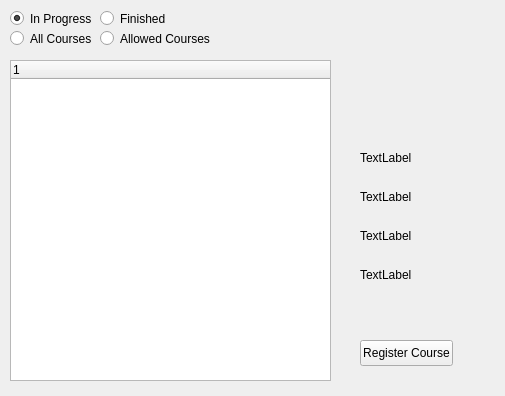
First picture: the form in ViewCourses.ui, repository MIDOKIM/CourseManagement, before the edit.
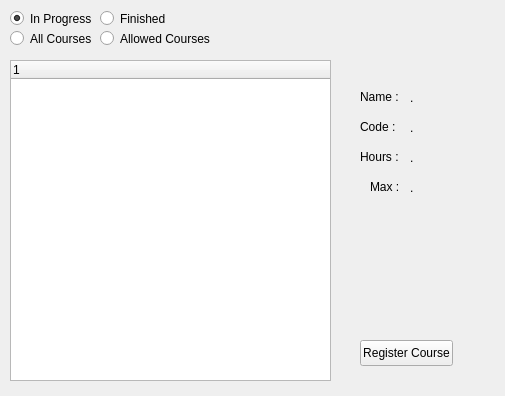
Second picture: the form after the edit.

Commit message: added save and fixed register course.

```diff
--- a/ViewCourses.ui
+++ b/ViewCourses.ui
@@ -31,53 +31,53 @@
   <widget class="QLabel" name="lbl_Name">
    <property name="geometry">
     <rect>
-     <x>360</x>
-     <y>150</y>
+     <x>410</x>
+     <y>90</y>
      <width>54</width>
      <height>16</height>
     </rect>
    </property>
    <property name="text">
-    <string>TextLabel</string>
+    <string>.</string>
    </property>
   </widget>
   <widget class="QLabel" name="lbl_Code">
    <property name="geometry">
     <rect>
-     <x>360</x>
-     <y>189</y>
+     <x>410</x>
+     <y>120</y>
      <width>54</width>
      <height>16</height>
     </rect>
    </property>
    <property name="text">
-    <string>TextLabel</string>
+    <string>.</string>
    </property>
   </widget>
   <widget class="QLabel" name="lbl_Hours">
    <property name="geometry">
     <rect>
-     <x>360</x>
-     <y>228</y>
+     <x>410</x>
+     <y>150</y>
      <width>54</width>
      <height>16</height>
     </rect>
    </property>
    <property name="text">
-    <string>TextLabel</string>
+    <string>.</string>
    </property>
   </widget>
   <widget class="QLabel" name="lbl_MaxNum">
    <property name="geometry">
     <rect>
-     <x>360</x>
-     <y>267</y>
+     <x>410</x>
+     <y>180</y>
      <width>54</width>
      <height>16</height>
     </rect>
    </property>
    <property name="text">
-    <string>TextLabel</string>
+    <string>.</string>
    </property>
   </widget>
   <widget class="QRadioButton" name="rad_Progrss">
@@ -148,6 +148,58 @@
     <string>Register Course</string>
    </property>
   </widget>
+  <widget class="QLabel" name="label">
+   <property name="geometry">
+    <rect>
+     <x>360</x>
+     <y>90</y>
+     <width>47</width>
+     <height>13</height>
+    </rect>
+   </property>
+   <property name="text">
+    <string>Name :</string>
+   </property>
+  </widget>
+  <widget class="QLabel" name="label_2">
+   <property name="geometry">
+    <rect>
+     <x>360</x>
+     <y>120</y>
+     <width>47</width>
+     <height>13</height>
+    </rect>
+   </property>
+   <property name="text">
+    <string>Code :</string>
+   </property>
+  </widget>
+  <widget class="QLabel" name="label_3">
+   <property name="geometry">
+    <rect>
+     <x>360</x>
+     <y>150</y>
+     <width>47</width>
+     <height>13</height>
+    </rect>
+   </property>
+   <property name="text">
+    <string>Hours :</string>
+   </property>
+  </widget>
+  <widget class="QLabel" name="label_4">
+   <property name="geometry">
+    <rect>
+     <x>370</x>
+     <y>180</y>
+     <width>47</width>
+     <height>13</height>
+    </rect>
+   </property>
+   <property name="text">
+    <string>Max :</string>
+   </property>
+  </widget>
  </widget>
  <layoutdefault spacing="6" margin="11"/>
  <resources/>
```
The commit also changes 11 other files.
